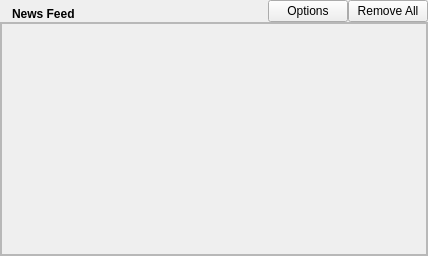
This is retroshare-gui/src/gui/NewsFeed.ui in RetroShare/RetroShare as Qt 5 draws it before an edit. The edited form follows.
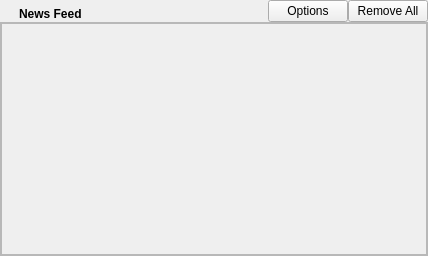
This is the edited form. Icons and pictures are not drawn.

Patch:
```diff
--- a/retroshare-gui/src/gui/NewsFeed.ui
+++ b/retroshare-gui/src/gui/NewsFeed.ui
@@ -42,12 +42,8 @@
          <verstretch>0</verstretch>
         </sizepolicy>
        </property>
-       <property name="text">
-        <string notr="true">&lt;!DOCTYPE HTML PUBLIC &quot;-//W3C//DTD HTML 4.0//EN&quot; &quot;http://www.w3.org/TR/REC-html40/strict.dtd&quot;&gt;
-&lt;html&gt;&lt;head&gt;&lt;meta name=&quot;qrichtext&quot; content=&quot;1&quot; /&gt;&lt;style type=&quot;text/css&quot;&gt;
-p, li { white-space: pre-wrap; }
-&lt;/style&gt;&lt;/head&gt;&lt;body style=&quot; font-family:'MS Shell Dlg 2'; font-size:8.25pt; font-weight:400; font-style:normal;&quot;&gt;
-&lt;p style=&quot; margin-top:0px; margin-bottom:0px; margin-left:0px; margin-right:0px; -qt-block-indent:0; text-indent:0px;&quot;&gt;&lt;img src=&quot;:/images/konqsidebar_news16.png&quot; /&gt;&lt;/p&gt;&lt;/body&gt;&lt;/html&gt;</string>
+       <property name="pixmap">
+        <pixmap resource="images.qrc">:/images/konqsidebar_news16.png</pixmap>
        </property>
       </widget>
      </item>
@@ -59,12 +55,15 @@
          <verstretch>0</verstretch>
         </sizepolicy>
        </property>
+       <property name="font">
+        <font>
+         <pointsize>9</pointsize>
+         <weight>75</weight>
+         <bold>true</bold>
+        </font>
+       </property>
        <property name="text">
-        <string>&lt;!DOCTYPE HTML PUBLIC &quot;-//W3C//DTD HTML 4.0//EN&quot; &quot;http://www.w3.org/TR/REC-html40/strict.dtd&quot;&gt;
-&lt;html&gt;&lt;head&gt;&lt;meta name=&quot;qrichtext&quot; content=&quot;1&quot; /&gt;&lt;style type=&quot;text/css&quot;&gt;
-p, li { white-space: pre-wrap; }
-&lt;/style&gt;&lt;/head&gt;&lt;body style=&quot; font-family:'MS Shell Dlg 2'; font-size:8.25pt; font-weight:400; font-style:normal;&quot;&gt;
-&lt;p style=&quot; margin-top:0px; margin-bottom:0px; margin-left:0px; margin-right:0px; -qt-block-indent:0; text-indent:0px;&quot;&gt;&lt;span style=&quot; font-size:9pt; font-weight:600;&quot;&gt;News Feed&lt;/span&gt;&lt;/p&gt;&lt;/body&gt;&lt;/html&gt;</string>
+        <string>News Feed</string>
        </property>
       </widget>
      </item>
```
Left out of the diff: 4 changed lines with no effect on the pictures.
